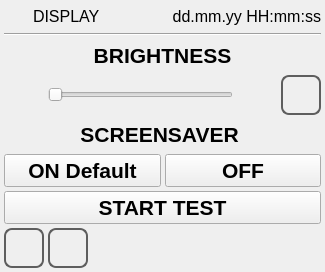
Above: qt_library/ATCMsystem/display_settings.ui from MECTsrl/mect_plugins before the change. Below: the same form after it.
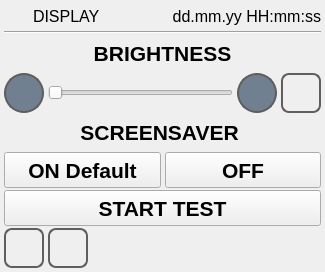
That is the form after the change. Icons and pictures are not drawn.

Commit message: Feature #1270 Verifica interazione tra nuovo hmi.qss e pagine di libreria (display_settings)

```diff
--- a/qt_library/ATCMsystem/display_settings.ui
+++ b/qt_library/ATCMsystem/display_settings.ui
@@ -26,11 +26,39 @@
    <string>display_settings</string>
   </property>
   <property name="styleSheet">
-   <string notr="true"/>
+   <string notr="true">QPushButton  {
+	qproperty-focusPolicy: NoFocus;
+}
+QPushButton:pressed
+{
+	border: 2px solid  rgb(194, 194, 194);
+	background-color:  rgb(255, 255, 127);
+}
+QPushButton:disabled
+{
+	border: 2px solid  rgb(194, 194, 194);
+}
+QPushButton#pushButtonPlus,
+QPushButton#pushButtonMinus,
+QPushButton#pushButton,
+QPushButton#pushButtonBack, 
+QPushButton#pushButtonHome	{
+	border: 2px solid  rgb(94, 94, 94);
+	border-radius: 8px;
+	qproperty-iconSize: 24px 24px;
+}
+QPushButton#pushButtonPlus,
+QPushButton#pushButtonMinus
+{
+	border-radius: 20px;
+	background-color: SlateGray;
+}
+
+</string>
   </property>
   <layout class="QVBoxLayout" name="verticalLayout">
    <property name="spacing">
-    <number>4</number>
+    <number>2</number>
    </property>
    <property name="margin">
     <number>4</number>
@@ -292,20 +320,7 @@
        <property name="styleSheet">
         <string notr="true">QPushButton
 {
-border: 2px solid  rgb(94, 94, 94);
-border-radius: 8px;
-qproperty-icon: url(:/libicons/img/OK.png);
-qproperty-iconSize: 24px 24px;
-qproperty-focusPolicy: NoFocus;
-}
-QPushButton:pressed
-{
-border: 2px solid  rgb(194, 194, 194);
-background-color:  rgb(255, 255, 127);
-}
-QPushButton:disabled
-{
-border: 2px solid  rgb(194, 194, 194);
+	qproperty-icon: url(:/libicons/img/OK.png);
 }
 </string>
        </property>
@@ -349,6 +364,12 @@
      </property>
      <item>
       <widget class="QPushButton" name="pushButtonON">
+       <property name="minimumSize">
+        <size>
+         <width>0</width>
+         <height>36</height>
+        </size>
+       </property>
        <property name="font">
         <font>
          <pointsize>16</pointsize>
@@ -369,6 +390,12 @@
      </item>
      <item>
       <widget class="QPushButton" name="pushButtonOFF">
+       <property name="minimumSize">
+        <size>
+         <width>0</width>
+         <height>36</height>
+        </size>
+       </property>
        <property name="font">
         <font>
          <pointsize>16</pointsize>
@@ -391,6 +418,12 @@
    </item>
    <item>
     <widget class="QPushButton" name="pushButtonTEST">
+     <property name="minimumSize">
+      <size>
+       <width>0</width>
+       <height>36</height>
+      </size>
+     </property>
      <property name="font">
       <font>
        <pointsize>16</pointsize>
```
Left out of the diff: 30 changed lines with no effect on the pictures. The commit also changes 1 other file.
